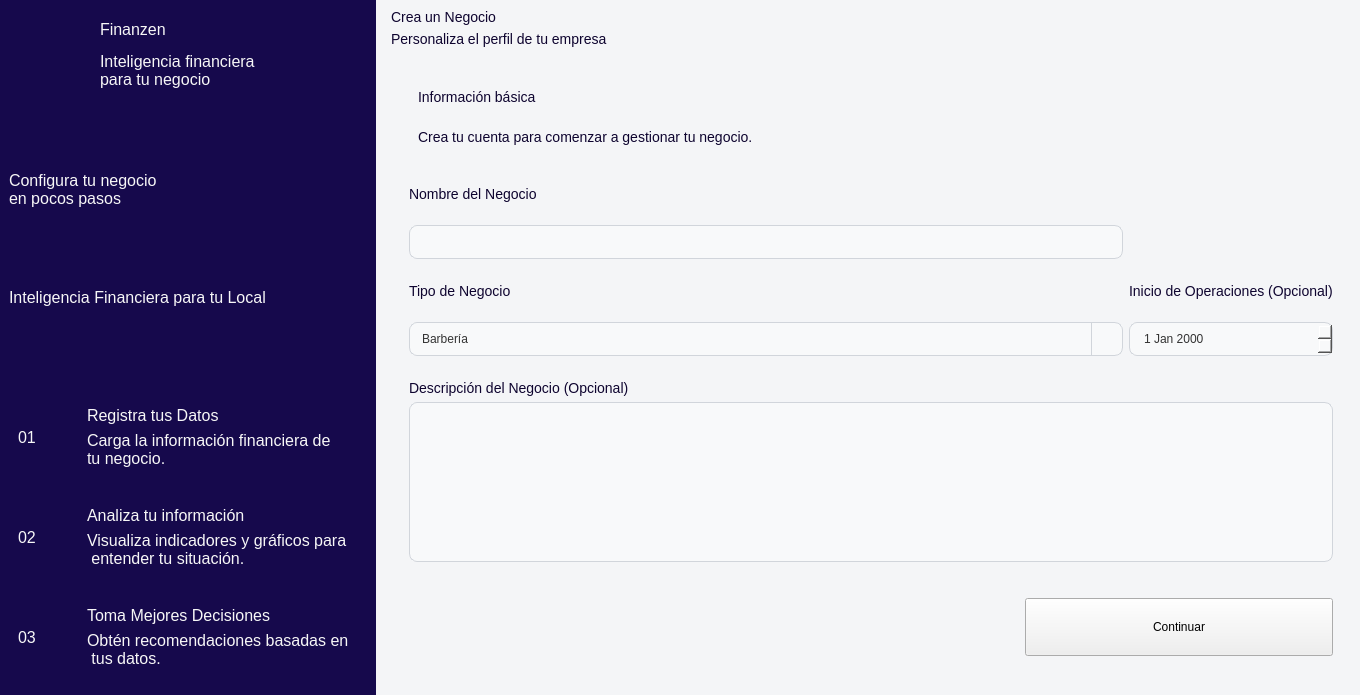
Above: app/ui/creatingBusiness.ui from Brando-1510/Proyecto-Integrador-2.0 before the change. Below: the same form after it.
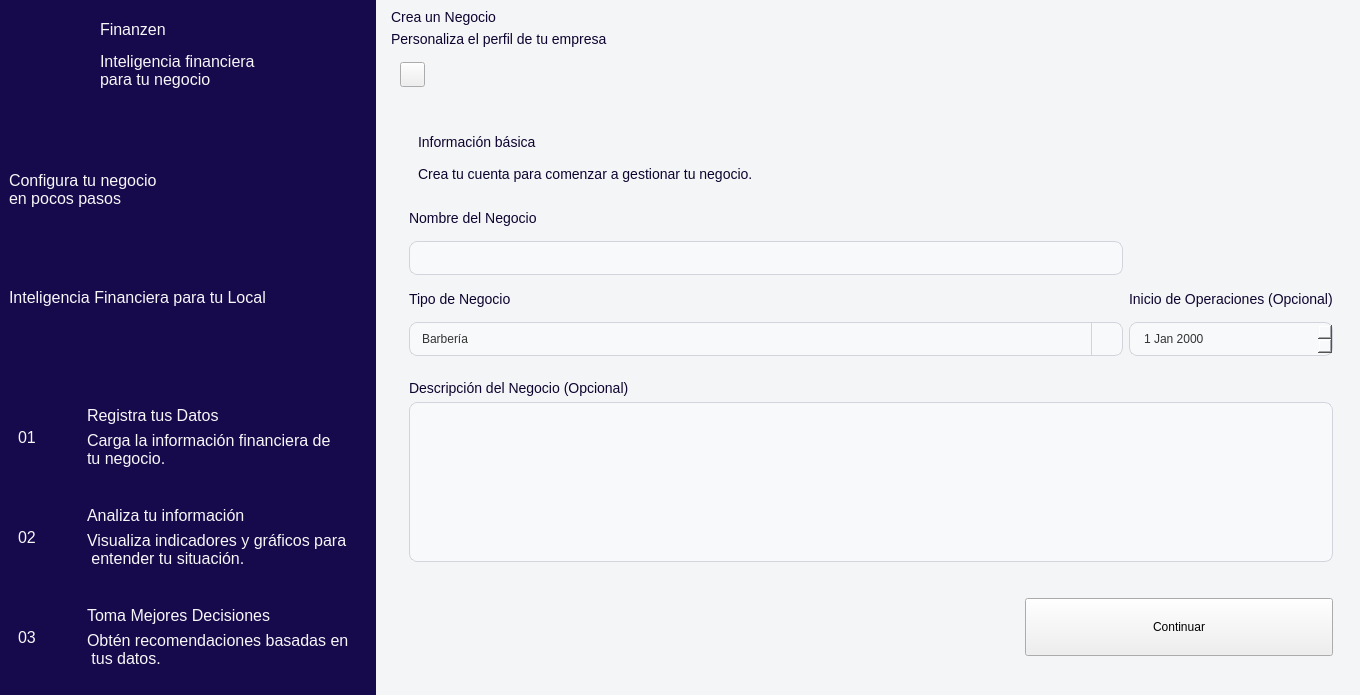
That is the form after the change. The open tabs and pages were chosen to show the change. Icons and pictures are not drawn.

Diff of the .ui file:
```diff
--- a/app/ui/creatingBusiness.ui
+++ b/app/ui/creatingBusiness.ui
@@ -580,6 +580,51 @@
         </item>
        </layout>
       </item>
+      <item>
+       <widget class="QWidget" name="widget_5" native="true">
+        <layout class="QHBoxLayout" name="horizontalLayout_4">
+         <item>
+          <widget class="QPushButton" name="btnBack">
+           <property name="maximumSize">
+            <size>
+             <width>25</width>
+             <height>25</height>
+            </size>
+           </property>
+           <property name="text">
+            <string/>
+           </property>
+           <property name="icon">
+            <iconset resource="../resources/resources.qrc">
+             <normaloff>:/icons/chevronBack.svg</normaloff>:/icons/chevronBack.svg</iconset>
+           </property>
+           <property name="iconSize">
+            <size>
+             <width>20</width>
+             <height>20</height>
+            </size>
+           </property>
+           <property name="boton" stdset="0">
+            <string>BotonTexto</string>
+           </property>
+          </widget>
+         </item>
+         <item>
+          <spacer name="horizontalSpacer_5">
+           <property name="orientation">
+            <enum>Qt::Horizontal</enum>
+           </property>
+           <property name="sizeHint" stdset="0">
+            <size>
+             <width>40</width>
+             <height>20</height>
+            </size>
+           </property>
+          </spacer>
+         </item>
+        </layout>
+       </widget>
+      </item>
       <item>
        <widget class="QStackedWidget" name="stackedWidget">
         <property name="styleSheet">
```
Left out of the diff: 25 changed lines with no effect on the pictures.
